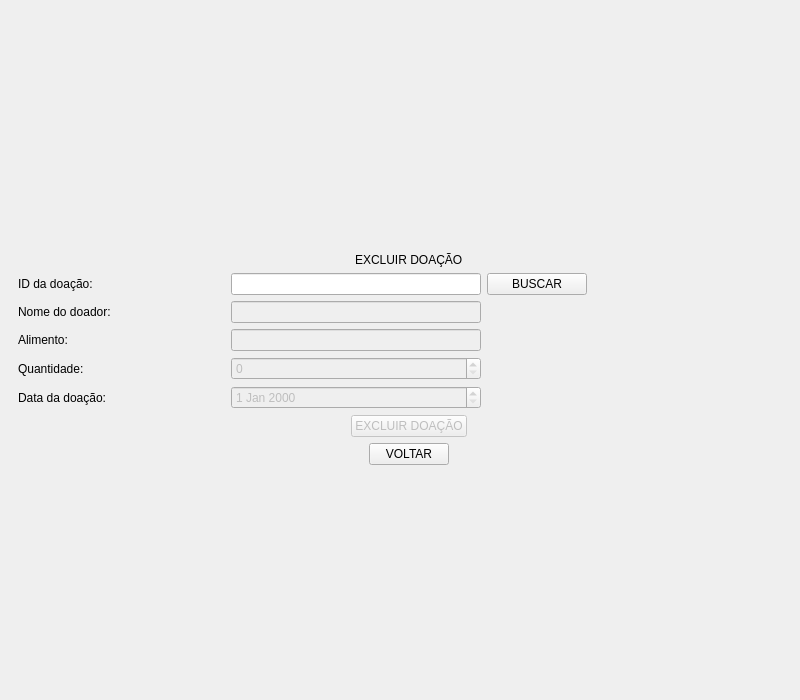
Above: assets/ui/main_window.ui from fabio-makoto/ads-extension-food-donation-system before the change. Below: the same form after it.
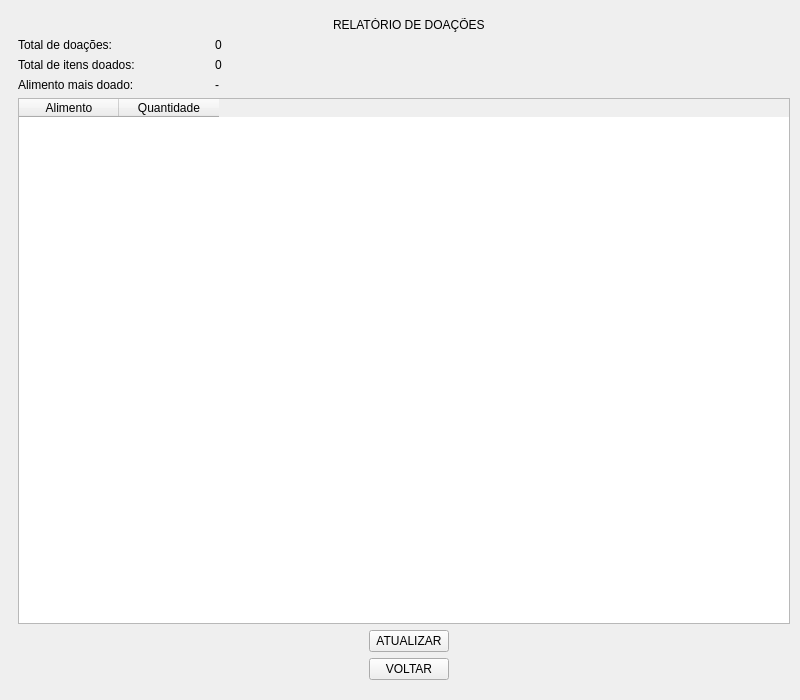
That is the form after the change. Icons and pictures are not drawn.

Commit message: Implement donation report

The edit to the form file:
```diff
--- a/assets/ui/main_window.ui
+++ b/assets/ui/main_window.ui
@@ -33,7 +33,7 @@
        </size>
       </property>
       <property name="currentIndex">
-       <number>4</number>
+       <number>5</number>
       </property>
       <widget class="QWidget" name="homePage">
        <layout class="QVBoxLayout" name="verticalLayoutHomePage">
@@ -836,6 +836,115 @@
         </item>
        </layout>
       </widget>
+      <widget class="QWidget" name="reportPage">
+       <layout class="QGridLayout" name="gridLayout_2">
+        <item row="4" column="1" alignment="Qt::AlignLeft">
+         <widget class="QLabel" name="topFoodValueLabel">
+          <property name="text">
+           <string>-</string>
+          </property>
+         </widget>
+        </item>
+        <item row="4" column="0" alignment="Qt::AlignLeft">
+         <widget class="QLabel" name="topFoodTitleLabel">
+          <property name="text">
+           <string>Alimento mais doado:</string>
+          </property>
+         </widget>
+        </item>
+        <item row="3" column="0" alignment="Qt::AlignLeft">
+         <widget class="QLabel" name="totalItemsTitleLabel">
+          <property name="text">
+           <string>Total de itens doados:</string>
+          </property>
+         </widget>
+        </item>
+        <item row="1" column="1">
+         <widget class="QLabel" name="totalDonationsValueLabel">
+          <property name="text">
+           <string>0</string>
+          </property>
+         </widget>
+        </item>
+        <item row="0" column="0" colspan="4" alignment="Qt::AlignHCenter">
+         <widget class="QLabel" name="reportTitleLabel">
+          <property name="text">
+           <string>RELATÓRIO DE DOAÇÕES</string>
+          </property>
+         </widget>
+        </item>
+        <item row="3" column="1" alignment="Qt::AlignLeft">
+         <widget class="QLabel" name="totalItemsValueLabel">
+          <property name="text">
+           <string>0</string>
+          </property>
+         </widget>
+        </item>
+        <item row="6" column="0" colspan="4" alignment="Qt::AlignHCenter">
+         <widget class="QPushButton" name="refreshReportButton">
+          <property name="text">
+           <string>ATUALIZAR</string>
+          </property>
+         </widget>
+        </item>
+        <item row="7" column="0" colspan="4" alignment="Qt::AlignHCenter">
+         <widget class="QPushButton" name="reportBackButton">
+          <property name="text">
+           <string>VOLTAR</string>
+          </property>
+         </widget>
+        </item>
+        <item row="5" column="0" colspan="4">
+         <widget class="QTableWidget" name="reportTable">
+          <property name="styleSheet">
+           <string notr="true">margin-right: 10px;</string>
+          </property>
+          <property name="editTriggers">
+           <set>QAbstractItemView::NoEditTriggers</set>
+          </property>
+          <property name="alternatingRowColors">
+           <bool>true</bool>
+          </property>
+          <property name="selectionBehavior">
+           <enum>QAbstractItemView::SelectRows</enum>
+          </property>
+          <column>
+           <property name="text">
+            <string>Alimento</string>
+           </property>
+          </column>
+          <column>
+           <property name="text">
+            <string>Quantidade</string>
+           </property>
+          </column>
+         </widget>
+        </item>
+        <item row="1" column="0" alignment="Qt::AlignLeft">
+         <widget class="QLabel" name="totalDonationsTitleLabel">
+          <property name="text">
+           <string>Total de doações:</string>
+          </property>
+         </widget>
+        </item>
+        <item row="8" column="0" colspan="4">
+         <spacer name="verticalSpacerBottomReportPage">
+          <property name="orientation">
+           <enum>Qt::Vertical</enum>
+          </property>
+          <property name="sizeType">
+           <enum>QSizePolicy::Fixed</enum>
+          </property>
+          <property name="sizeHint" stdset="0">
+           <size>
+            <width>20</width>
+            <height>20</height>
+           </size>
+          </property>
+         </spacer>
+        </item>
+       </layout>
+      </widget>
      </widget>
     </item>
    </layout>
```
Left out of the diff: 2 changed lines with no effect on the pictures. The commit also changes 4 other files.
